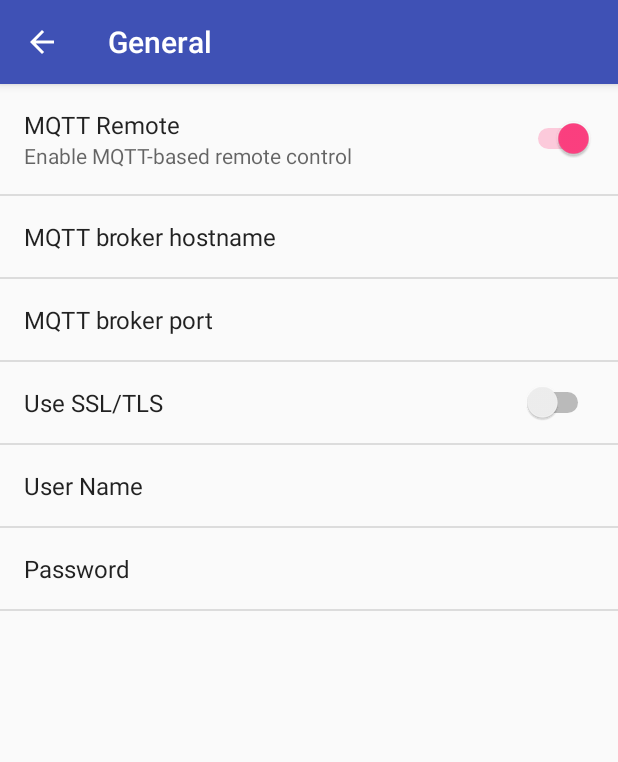
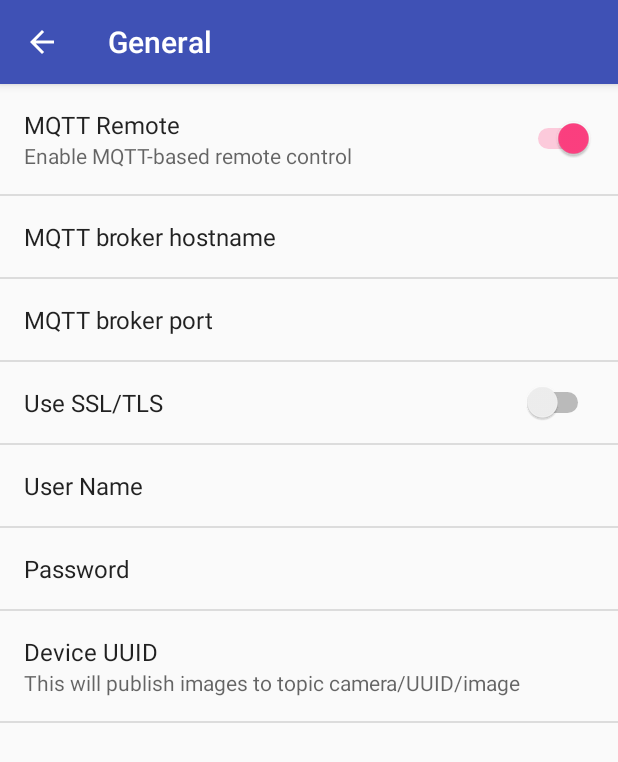
Before and after one commit to xxv/mqtt_camera, an Android app: the SettingsActivity screen opened directly, with no data from a screen before it, after a tap on "General", on a phone screen of 412 x 824 dp. Shown: the top 762 px of the screen. Run offline under Robolectric (Android 15) with nearby library versions, the phone set to English and light mode, and no system bars.

Commit message:
Give each camera a UUID

```diff
--- a/android/app/src/main/res/values/strings.xml
+++ b/android/app/src/main/res/values/strings.xml
@@ -89,4 +89,11 @@
     <string name="pref_mqtt_remote_control_title">MQTT Remote</string>
     <string name="pref_mqtt_port_title">MQTT broker port</string>
     <string name="pref_mqtt_hostname_title">MQTT broker hostname</string>
+    <string name="pref_mqtt_uuid_summary">This will publish images to topic camera/UUID/image</string>
+    <string name="pref_mqtt_uuid_title">Device UUID</string>
+    <string name="pref_mqtt_password_title">Password</string>
+    <string name="pref_mqtt_username_title">User Name</string>
+    <string name="pref_mqtt_ssl_title">Use SSL/TLS</string>
+    <string name="pref_mqtt_hostname_default">example.org</string>
+    <string name="pref_mqtt_port_default">1883</string>
 </resources>
--- a/android/app/src/main/res/xml/pref_general.xml
+++ b/android/app/src/main/res/xml/pref_general.xml
@@ -7,7 +7,7 @@
         android:title="@string/pref_mqtt_remote_control_title" />
 
     <EditTextPreference
-        android:defaultValue="example.com"
+        android:defaultValue="@string/pref_mqtt_hostname_default"
         android:dependency="mqtt_remote_enable"
         android:inputType="textUri"
         android:key="mqtt_hostname"
@@ -17,7 +17,7 @@
         android:title="@string/pref_mqtt_hostname_title" />
 
     <EditTextPreference
-        android:defaultValue="1883"
+        android:defaultValue="@string/pref_mqtt_port_default"
         android:dependency="mqtt_remote_enable"
         android:inputType="number"
         android:key="mqtt_port"
@@ -29,15 +29,21 @@
         android:defaultValue="false"
         android:dependency="mqtt_remote_enable"
         android:key="mqtt_ssl"
-        android:title="Use SSL/TLS" />
+        android:title="@string/pref_mqtt_ssl_title" />
     <EditTextPreference
         android:dependency="mqtt_remote_enable"
         android:inputType="textShortMessage|textNoSuggestions"
         android:key="mqtt_username"
-        android:title="User Name" />
+        android:title="@string/pref_mqtt_username_title" />
     <EditTextPreference
         android:dependency="mqtt_remote_enable"
         android:inputType="textPassword"
         android:key="mqtt_password"
-        android:title="Password" />
+        android:title="@string/pref_mqtt_password_title" />
+    <EditTextPreference
+        android:dependency="mqtt_remote_enable"
+        android:inputType="textShortMessage|textNoSuggestions"
+        android:key="mqtt_uuid"
+        android:summary="@string/pref_mqtt_uuid_summary"
+        android:title="@string/pref_mqtt_uuid_title" />
 </PreferenceScreen>
```
Also changed, not shown: android/app/src/main/java/info/staticfree/timelapsecamera/CameraFragment.java (+36 -5 lines).
